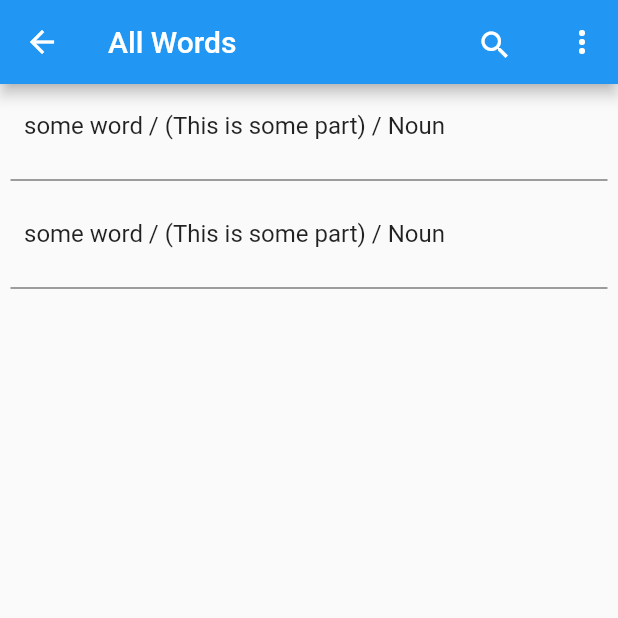
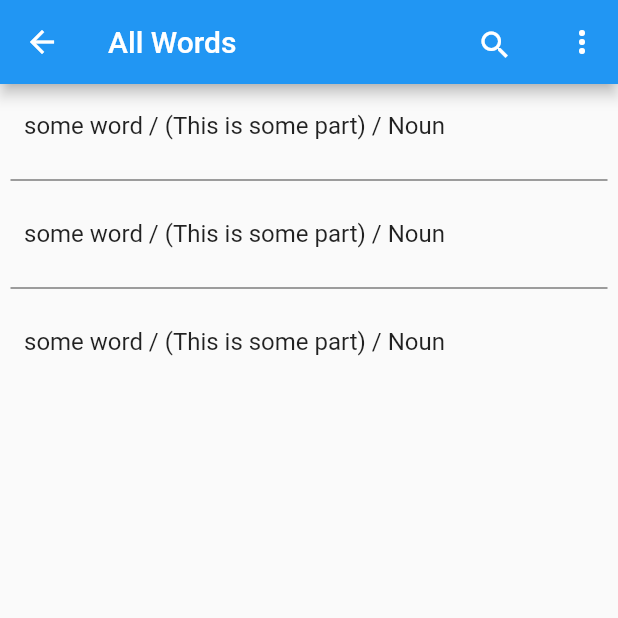
Before and after one commit to abassey/vocabify, a Flutter app: the screen it shows after launch, after a tap on "ALL WORDS", on a phone screen of 412 x 824 dp, the top half of it. Run offline on Flutter 3.47's test engine with Material 2 defaults, Android fonts, the phone set to English and light mode, and no system bars; network calls fail.

Commit message:
fixed list loop to account for dividers added

```diff
--- a/lib/friends.dart
+++ b/lib/friends.dart
@@ -63,10 +63,10 @@ class _FriendsListScreenState extends State<FriendsListScreen> {
 
   ListView friendsListView() {
     return ListView.builder(
-      itemCount: friendsList.length + 1,
+      itemCount: friendsList.length + (friendsList.length - 1 < 0 ? 0 :friendsList.length - 1),
       itemBuilder: (context, i) {
         var index = (i ~/ 2);
-        if (i.isOdd || index >= friendsList.length) {
+        if (i.isOdd) {
           return const Padding(
             padding: EdgeInsets.symmetric(horizontal: 7.0),
             child: Divider(
--- a/lib/vault-view.dart
+++ b/lib/vault-view.dart
@@ -110,13 +110,13 @@ class _VaultViewState extends State<VaultView> {
         ],
       ),
       body: ListView.builder(
-        itemCount: _vaultItems.length + 1,
+        itemCount: _vaultItems.length + (_vaultItems.length - 1 < 0 ? 0 : _vaultItems.length - 1),
         itemBuilder: (context, i) {
           var index = (i ~/ 2);
           if (i.isOdd || index >= _vaultItems.length) {
-            return Padding(
-              padding: const EdgeInsets.symmetric(horizontal: 7.0),
-              child: const Divider(
+            return const Padding(
+              padding: EdgeInsets.symmetric(horizontal: 7.0),
+              child: Divider(
                 color: Colors.black,
                 thickness: 0.5,
               ),
```
